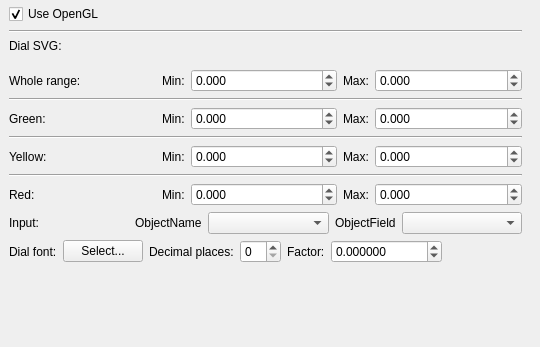
Qt form ground/openpilotgcs/src/plugins/lineardial/lineardialgadgetoptionspage.ui (openpilot/OpenPilot) before a commit.
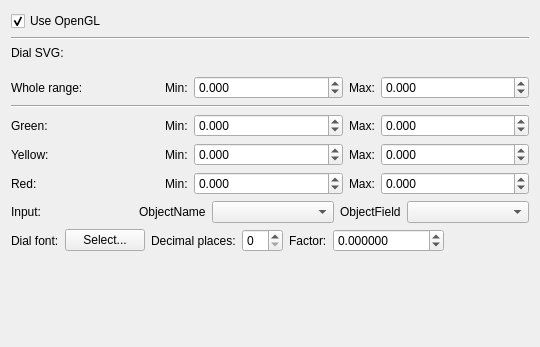
The same form after that commit. Custom widgets are drawn as their Qt base class.

Commit message: OP-376 Make all dialogs more dynamic to cope with smaller screens & resizes.

Diff of the .ui file:
```diff
--- a/ground/openpilotgcs/src/plugins/lineardial/lineardialgadgetoptionspage.ui
+++ b/ground/openpilotgcs/src/plugins/lineardial/lineardialgadgetoptionspage.ui
@@ -19,31 +19,7 @@
   <property name="windowTitle">
    <string>Form</string>
   </property>
-  <widget class="QWidget" name="verticalLayoutWidget">
-   <property name="geometry">
-    <rect>
-     <x>-1</x>
-     <y>-1</y>
-     <width>533</width>
-     <height>321</height>
-    </rect>
-   </property>
-   <layout class="QVBoxLayout" name="verticalLayout" stretch="0,0,0,0,0,0,0,0,0,0,0,0,0">
-    <property name="sizeConstraint">
-     <enum>QLayout::SetMinimumSize</enum>
-    </property>
-    <property name="leftMargin">
-     <number>10</number>
-    </property>
-    <property name="topMargin">
-     <number>5</number>
-    </property>
-    <property name="rightMargin">
-     <number>10</number>
-    </property>
-    <property name="bottomMargin">
-     <number>10</number>
-    </property>
+  <layout class="QVBoxLayout" name="verticalLayout_2">
     <item>
      <layout class="QHBoxLayout" name="horizontalLayout_8">
       <item>
@@ -240,13 +216,6 @@
       </item>
      </layout>
     </item>
-    <item>
-     <widget class="Line" name="line_5">
-      <property name="orientation">
-       <enum>Qt::Horizontal</enum>
-      </property>
-     </widget>
-    </item>
     <item>
      <layout class="QHBoxLayout" name="horizontalLayout_3">
       <item>
@@ -316,13 +285,6 @@
       </item>
      </layout>
     </item>
-    <item>
-     <widget class="Line" name="line_2">
-      <property name="orientation">
-       <enum>Qt::Horizontal</enum>
-      </property>
-     </widget>
-    </item>
     <item>
      <layout class="QHBoxLayout" name="horizontalLayout_4">
       <item>
@@ -531,7 +493,6 @@
      </spacer>
     </item>
    </layout>
-  </widget>
  </widget>
  <customwidgets>
   <customwidget>
```
Lines whose indentation alone changed are shown as unchanged. The commit also changes 3 other files.
